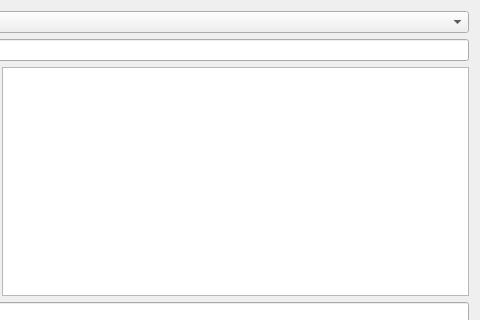
Before: the Qt Designer form form/service_page.ui in romanweissflog/FAKT, drawn with Qt 5; both pictures show x 88 to 568 and y 0 to 320 of the 568 by 439 pixel window.
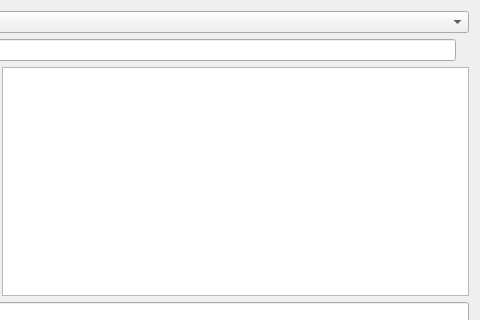
After: the same form once the commit is applied. Custom widgets are drawn as their Qt base class.

Diff of the .ui file:
```diff
--- a/form/service_page.ui
+++ b/form/service_page.ui
@@ -29,6 +29,16 @@
      <item>
       <widget class="QLineEdit" name="editKey"/>
      </item>
+     <item>
+      <widget class="QLabel" name="labelKeyError">
+       <property name="styleSheet">
+        <string notr="true">color: rgb(255, 0, 0)</string>
+       </property>
+       <property name="text">
+        <string/>
+       </property>
+      </widget>
+     </item>
     </layout>
    </item>
    <item>
```
Left out of the diff: 4 changed lines with no effect on the pictures.
